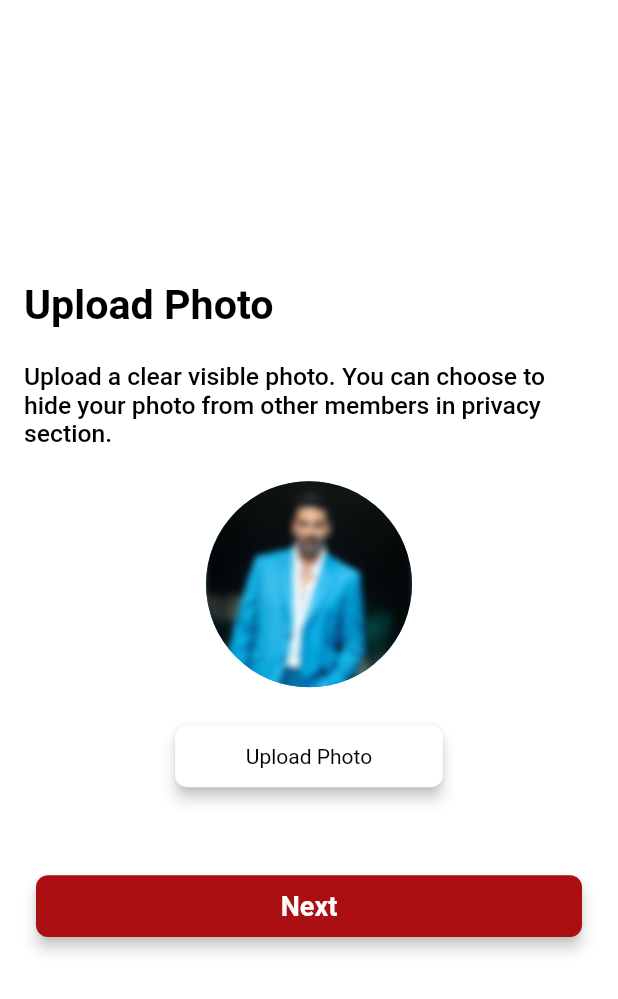
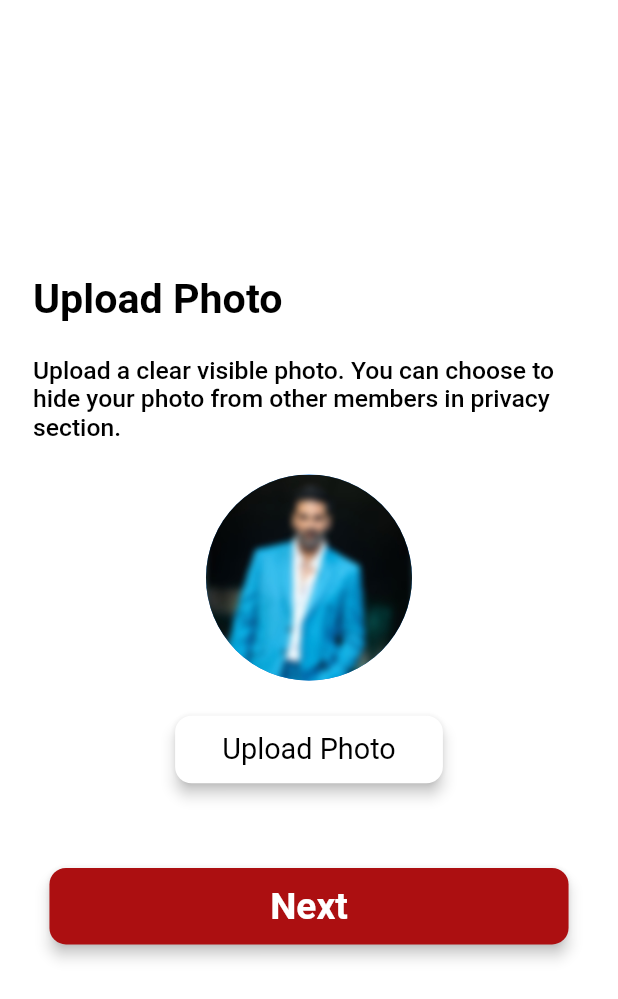
Before and after one commit to himachalirishta/himachali_rishta_mobile, a Flutter app: the UploadPhotoScreen screen opened directly, on a phone screen of 412 x 824 dp. Shown: the top 999 px of the screen. Run offline on Flutter 3.47's test engine with Material 2 defaults, Android fonts, the light colour scheme and no system bars; our stand-ins replace carousel_slider, country_picker, firebase_auth, firebase_core, get, image_cropper and 4 more; accounts and stored records are empty; statements that could not run were skipped.

Commit message:
Upload photo screen responsive

```diff
--- a/lib/features/authentication/login/ui/UploadPhotoScreen.dart
+++ b/lib/features/authentication/login/ui/UploadPhotoScreen.dart
@@ -7,6 +7,7 @@ import 'dart:io';
 import 'package:flutter/material.dart';
 import 'package:get/get.dart';
 import 'package:himachali_rishta/features/dashboard/ui/MainDashboardPage.dart';
+import 'package:himachali_rishta/helpers/dimension_helper.dart';
 import 'package:sizer/sizer.dart';
 
 import '../get_controller/upload_photo_get_controller.dart';
@@ -20,14 +21,27 @@ class UploadPhotoScreen extends StatelessWidget {
   Widget build(BuildContext context) {
     return Scaffold(
       appBar: PreferredSize(
-        preferredSize: const Size.fromHeight(0),
+        preferredSize: Size.fromHeight(0),
         child: Container(
           color: Theme.of(context).primaryColor,
         ),
       ),
-      backgroundColor: const Color(0xffffffff),
-      body: Padding(
-        padding: const EdgeInsets.symmetric(vertical: 8, horizontal: 16),
+      backgroundColor: Color(0xffffffff),
+      body: StreamBuilder<bool>(
+          stream: Stream.periodic(Duration(seconds: 1), (_) {
+            return SizerUtil.orientation == Orientation.landscape;
+          }),
+          builder: (context, snapshot) {
+            if (snapshot.hasData) {
+              return Row(
+                mainAxisAlignment: MainAxisAlignment.center,
+                children: [
+                  ConstrainedBox(
+                    constraints:
+                        BoxConstraints(maxWidth: snapshot.data! ? 700 : 100.w),
+                    child: Padding(
+                      padding: EdgeInsets.symmetric(
+                          vertical: 8.sp.adjustedSp, horizontal: 16.sp.adjustedSp),
                       child: Column(
                         mainAxisAlignment: MainAxisAlignment.center,
                         crossAxisAlignment: CrossAxisAlignment.start,
@@ -40,13 +54,13 @@ class UploadPhotoScreen extends StatelessWidget {
                             style: TextStyle(
                               fontWeight: FontWeight.w600,
                               fontStyle: FontStyle.normal,
-                fontSize: 20.sp,
-                color: const Color(0xff000000),
+                              fontSize: 20.sp.adjustedSp,
+                              color: Color(0xff000000),
                             ),
                           ),
                           SizedBox(
-              height: 16.sp,
-              width: 16.sp,
+                            height: 16.sp.adjustedSp,
+                            width: 16.sp.adjustedSp,
                           ),
                           Text(
                             "Upload a clear visible photo. You can choose to hide your photo from other members in privacy section.",
@@ -55,13 +69,13 @@ class UploadPhotoScreen extends StatelessWidget {
                             style: TextStyle(
                               fontWeight: FontWeight.w500,
                               fontStyle: FontStyle.normal,
-                fontSize: 12.sp,
-                color: const Color(0xff000000),
+                              fontSize: 12.sp.adjustedSp,
+                              color: Color(0xff000000),
                             ),
                           ),
                           SizedBox(
-              height: 16.sp,
-              width: 16.sp,
+                            height: 16.sp.adjustedSp,
+                            width: 16.sp.adjustedSp,
                           ),
                           Row(
                             mainAxisAlignment: MainAxisAlignment.center,
@@ -71,21 +85,21 @@ class UploadPhotoScreen extends StatelessWidget {
                               Obx(() {
                                 return getController.selectedPhoto.isEmpty
                                     ? CircleAvatar(
-                          radius: 50.sp,
-                          backgroundImage:
-                              const AssetImage('assets/images/maledefault.jpg'),
+                                        radius: 50.sp.adjustedSp,
+                                        backgroundImage: AssetImage(
+                                            'assets/images/maledefault.jpg'),
                                       )
                                     : CircleAvatar(
-                          radius: 50.sp,
-                          backgroundImage: FileImage(
-                              File(getController.selectedPhoto.value)),
+                                        radius: 50.sp.adjustedSp,
+                                        backgroundImage: FileImage(File(
+                                            getController.selectedPhoto.value)),
                                       );
                               }),
                             ],
                           ),
                           SizedBox(
-              height: 16.sp,
-              width: 16.sp,
+                            height: 16.sp.adjustedSp,
+                            width: 16.sp.adjustedSp,
                           ),
                           Row(
                             mainAxisAlignment: MainAxisAlignment.center,
@@ -96,20 +110,22 @@ class UploadPhotoScreen extends StatelessWidget {
                                 onPressed: () {
                                   getController.startPickingImage();
                                 },
-                  color: const Color(0xffffffff),
+                                color: Color(0xffffffff),
                                 elevation: 4,
                                 shape: RoundedRectangleBorder(
-                    borderRadius: BorderRadius.circular(8.0),
+                                  borderRadius:
+                                      BorderRadius.circular(8.0.sp.adjustedSp),
                                 ),
-                  padding:
-                      const EdgeInsets.symmetric(horizontal: 16, vertical: 8),
-                  textColor: const Color(0xff000000),
-                  height: 30.sp,
-                  minWidth: 130.sp,
-                  child: const Text(
+                                padding: EdgeInsets.symmetric(
+                                    horizontal: 16.sp.adjustedSp,
+                                    vertical: 8.sp.adjustedSp),
+                                textColor: Color(0xff000000),
+                                height: 30.sp.adjustedSp,
+                                minWidth: 130.sp.adjustedSp,
+                                child: Text(
                                   "Upload Photo",
                                   style: TextStyle(
-                      fontSize: 14,
+                                    fontSize: 14.sp.adjustedSp,
                                     fontWeight: FontWeight.w400,
                                     fontStyle: FontStyle.normal,
                                   ),
@@ -118,11 +134,11 @@ class UploadPhotoScreen extends StatelessWidget {
                             ],
                           ),
                           SizedBox(
-              height: 32.sp,
-              width: 16.sp,
+                            height: 32.sp.adjustedSp,
+                            width: 16.sp.adjustedSp,
                           ),
                           Padding(
-              padding: const EdgeInsets.all(8),
+                            padding: EdgeInsets.all(8.sp.adjustedSp),
                             child: Row(
                               mainAxisAlignment: MainAxisAlignment.start,
                               crossAxisAlignment: CrossAxisAlignment.center,
@@ -137,17 +153,19 @@ class UploadPhotoScreen extends StatelessWidget {
                                     color: Theme.of(context).primaryColor,
                                     elevation: 4,
                                     shape: RoundedRectangleBorder(
-                        borderRadius: BorderRadius.circular(8.0),
+                                      borderRadius:
+                                          BorderRadius.circular(8.0.sp.adjustedSp),
                                     ),
-                      padding: const EdgeInsets.symmetric(
-                          horizontal: 16, vertical: 8),
-                      textColor: const Color(0xff000000),
-                      height: 30.sp,
-                      minWidth: 130.sp,
-                      child: const Text(
+                                    padding: EdgeInsets.symmetric(
+                                        horizontal: 16.sp.adjustedSp,
+                                        vertical: 8.sp.adjustedSp),
+                                    textColor: Color(0xff000000),
+                                    height: 30.sp.adjustedSp,
+                                    minWidth: 130.sp.adjustedSp,
+                                    child: Text(
                                       "Next",
                                       style: TextStyle(
-                            fontSize: 18,
+                                          fontSize: 18.sp.adjustedSp,
                                           fontWeight: FontWeight.w700,
                                           fontStyle: FontStyle.normal,
                                           color: Colors.white),
@@ -160,6 +178,12 @@ class UploadPhotoScreen extends StatelessWidget {
                         ],
                       ),
                     ),
+                  ),
+                ],
+              );
+            }
+            return Container();
+          }),
     );
   }
 }
```
Also changed, not shown: 1 other file. Lines whose indentation alone changed are shown as unchanged.
